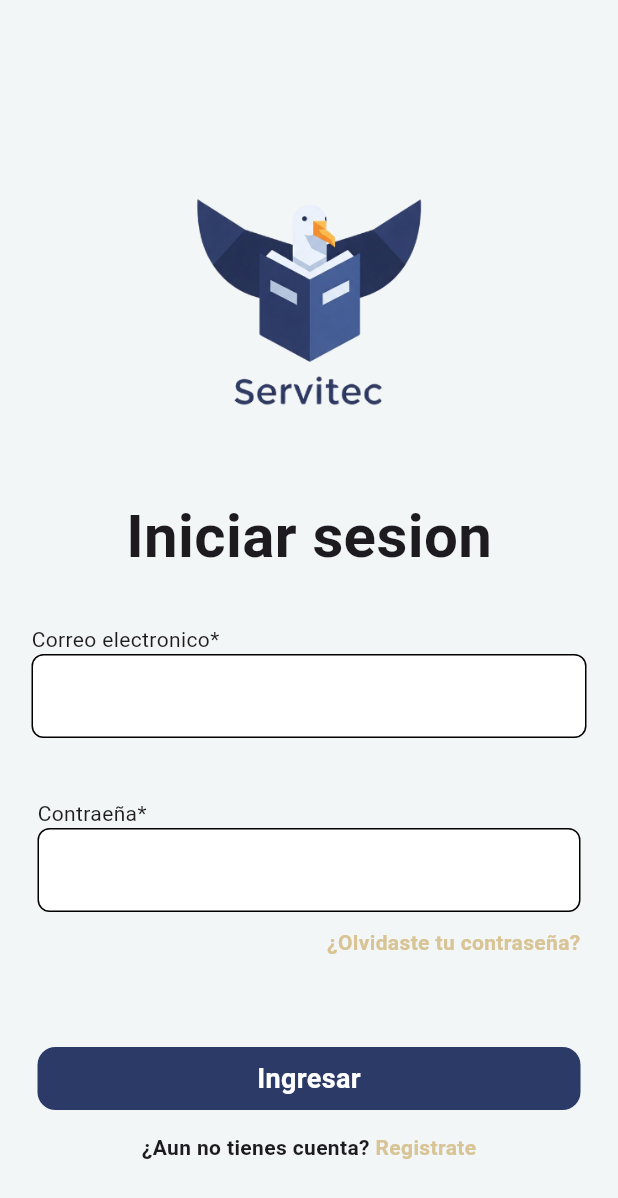
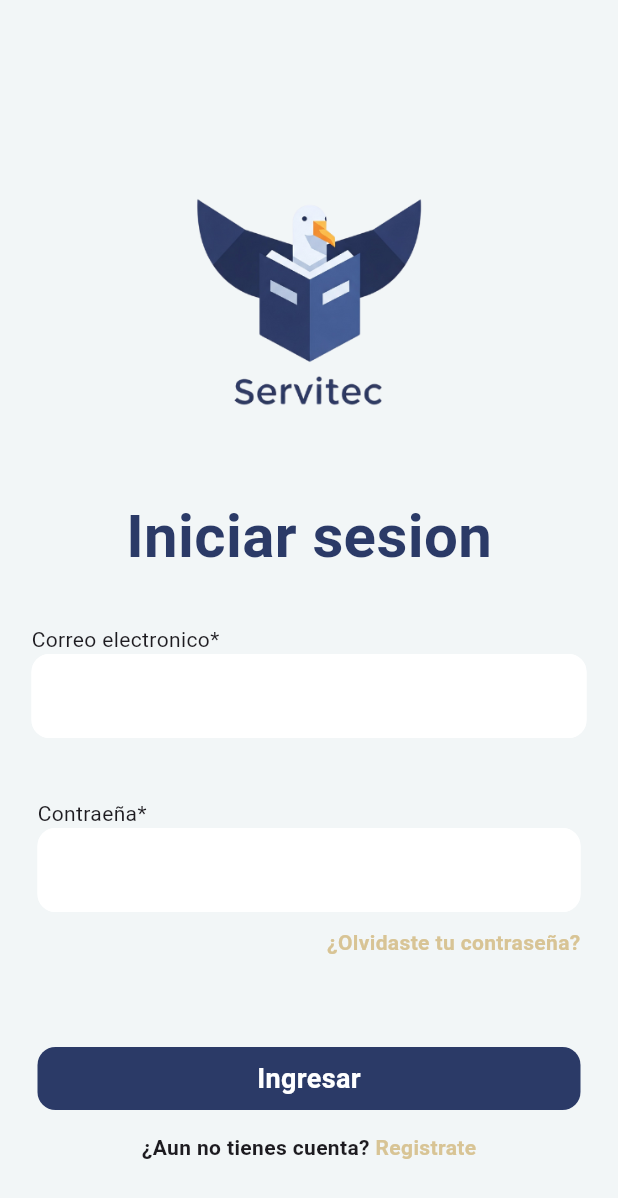
Before and after one commit to Zunni97/proyecto_ss, a Flutter app: the screen it shows after launch, on a phone screen of 412 x 824 dp. Shown: the top 1198 px of the screen. Run offline on Flutter 3.47's test engine with Material 3 defaults, Android fonts, the phone set to English and light mode, and no system bars; our stand-ins replace firebase_auth, firebase_core; accounts and stored records are empty.

Commit message:
adding styles inn custom login form

```diff
--- a/lib/pages/login_page.dart
+++ b/lib/pages/login_page.dart
@@ -52,6 +52,7 @@ class _LoginPageState extends State<Loginpage> {
                   style: TextStyle(
                     fontWeight: FontWeight.bold,
                     fontSize: 40,
+                    color: AppColors.primary,
                   ),
                 ),
                 SizedBox(height: 30),
@@ -61,7 +62,9 @@ class _LoginPageState extends State<Loginpage> {
                     padding: const EdgeInsets.symmetric(horizontal: 20.0),
                     child: CustomLoginForm(
                         text: 'Correo electronico*',
-                        controller: _emailController)),
+                        controller: _emailController,
+                        )),
+
                 SizedBox(height: 40),
 
                 // Password TextField
--- a/lib/widgets/custom_login_form.dart
+++ b/lib/widgets/custom_login_form.dart
@@ -25,14 +25,17 @@ class CustomLoginForm extends StatelessWidget {
             obscureText: obscureText,
             controller: controller,
             decoration: InputDecoration(
-                enabledBorder: OutlineInputBorder(
-                    borderSide: BorderSide(color: Colors.black),
-                    borderRadius: BorderRadius.circular(8)),
-                focusedBorder: OutlineInputBorder(
-                    borderSide: BorderSide(color: AppColors.primary),
-                    borderRadius: BorderRadius.circular(8)),
-                fillColor: Colors.white,
-                filled: true),
+              enabledBorder: OutlineInputBorder(
+                borderSide: BorderSide(color: Colors.white),
+                  borderRadius: BorderRadius.circular(12),
+                      ),
+              focusedBorder: OutlineInputBorder(
+                borderSide: BorderSide(color: AppColors.secondary),
+                borderRadius: BorderRadius.circular(12),
+                      ),
+              fillColor: Colors.white,
+              filled: true,
+                    ),
           ),
         ),
       ],
```
Also changed, not shown: lib/pages/register_page.dart (+4 -4 lines).
